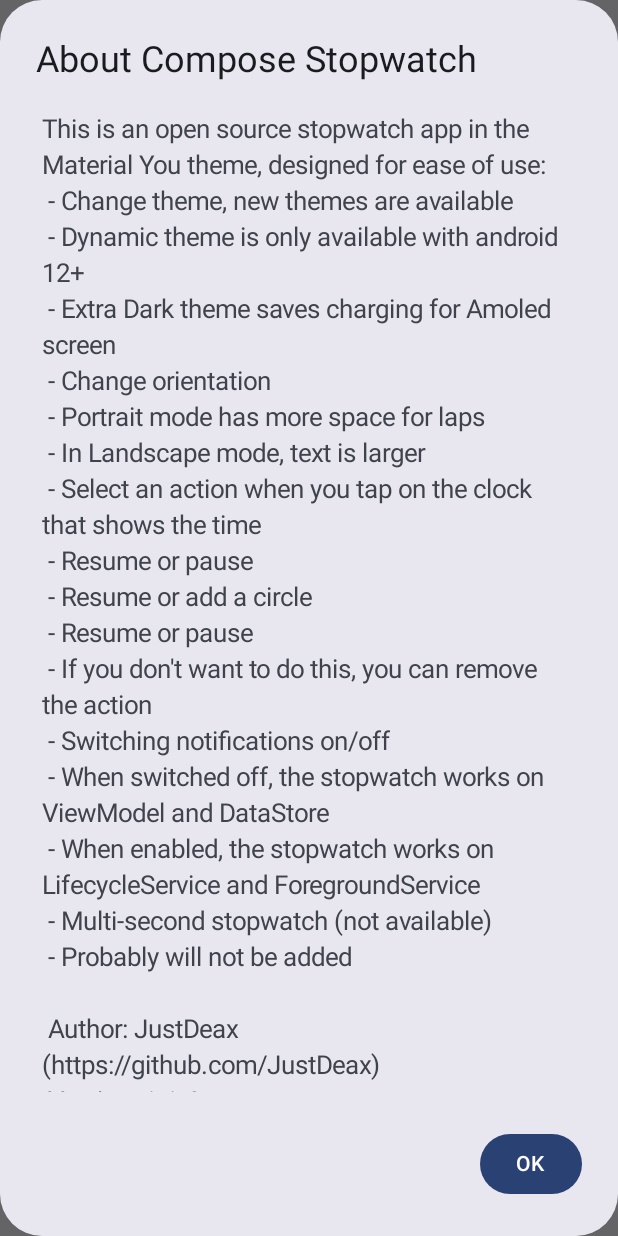
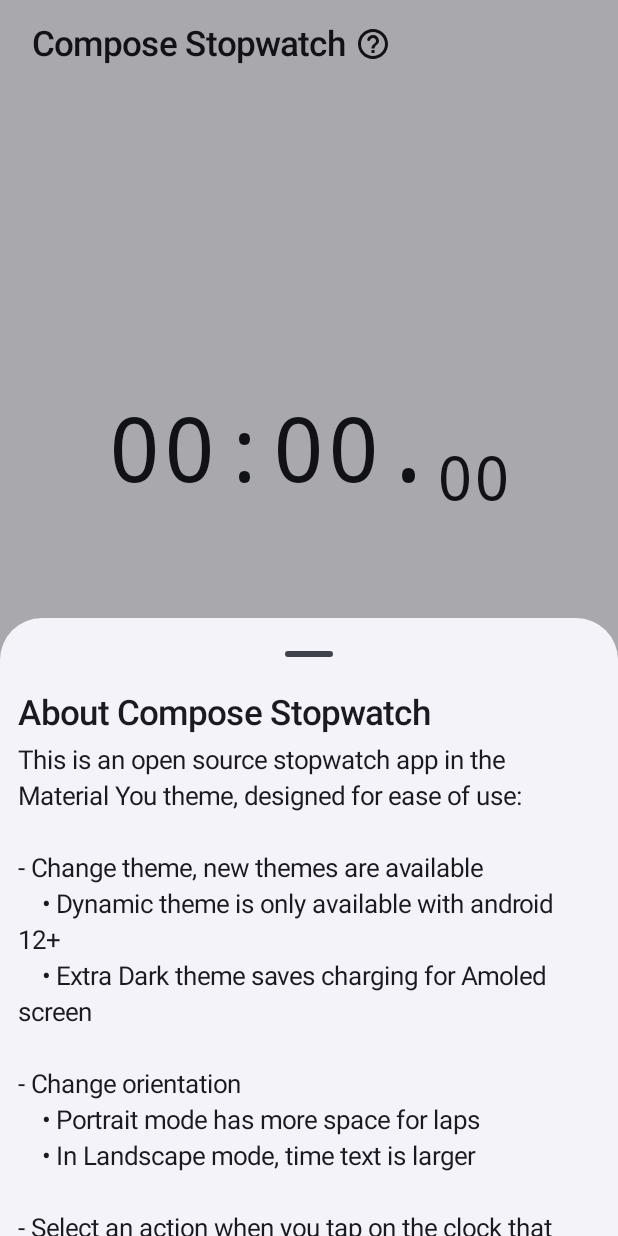
Before and after one commit to JustDeax/ComposeStopwatch, an Android app built with Jetpack Compose: the screen it shows after launch (AppActivity), after a tap on "Compose Stopwatch", on a phone screen of 412 x 824 dp. Run offline under Robolectric (Android 15) with nearby library versions, the phone set to English and light mode, and no system bars; our stand-ins replace livedata-compose.

Commit message:
1.1.6 build 3 CHANGE ABOUT APP DIALOG TO BOTTOM SHEET AND MAKE RUSSIAN STRINGS

```diff
--- a/app/src/main/java/com/justdeax/composeStopwatch/AppActivity.kt
+++ b/app/src/main/java/com/justdeax/composeStopwatch/AppActivity.kt
@@ -36,6 +36,7 @@ import androidx.compose.runtime.setValue
 import androidx.compose.ui.Alignment
 import androidx.compose.ui.Modifier
 import androidx.compose.ui.platform.LocalConfiguration
+import androidx.compose.ui.tooling.preview.Preview
 import androidx.compose.ui.unit.dp
 import androidx.lifecycle.lifecycleScope
 import com.justdeax.composeStopwatch.ui.DisplayActions
@@ -97,6 +98,19 @@ class AppActivity : ComponentActivity() {
         }
     }
 
+    @Preview
+    @Composable
+    fun PreviewStopwatchScreen() {
+        StopwatchScreen(
+            notificationEnabled = true,
+            isStarted = false,
+            isRunning = false,
+            elapsedMs = 0,
+            elapsedSec = 0,
+            laps = listOf()
+        )
+    }
+
     @Composable
     fun StopwatchScreen(
         notificationEnabled: Boolean,
@@ -143,7 +157,6 @@ class AppActivity : ComponentActivity() {
                             DisplayAppName(
                                 Modifier.padding(21.dp, 16.dp),
                                 this@AppActivity,
-                                true,
                                 !isStarted
                             )
                             Column(
@@ -159,7 +172,13 @@ class AppActivity : ComponentActivity() {
                                         .clickable(
                                             indication = null,
                                             interactionSource = remember { MutableInteractionSource() }
-                                        ) { clickOnClock(tapOnClock, isRunning, notificationEnabled) },
+                                        ) {
+                                            clickOnClock(
+                                                tapOnClock,
+                                                isRunning,
+                                                notificationEnabled
+                                            )
+                                        },
                                     true,
                                     isStarted && !isRunning,
                                     elapsedSec,
@@ -222,7 +241,6 @@ class AppActivity : ComponentActivity() {
                             DisplayAppName(
                                 Modifier.padding(21.dp, 16.dp),
                                 this@AppActivity,
-                                false,
                                 !isStarted
                             )
                             Column(
@@ -238,7 +256,13 @@ class AppActivity : ComponentActivity() {
                                         .clickable(
                                             indication = null,
                                             interactionSource = remember { MutableInteractionSource() }
-                                        ) { clickOnClock(tapOnClock, isRunning, notificationEnabled) },
+                                        ) {
+                                            clickOnClock(
+                                                tapOnClock,
+                                                isRunning,
+                                                notificationEnabled
+                                            )
+                                        },
                                     laps.isNotEmpty(),
                                     isStarted && !isRunning,
                                     elapsedSec,
--- a/app/src/main/java/com/justdeax/composeStopwatch/ui/CustomDialogs.kt
+++ b/app/src/main/java/com/justdeax/composeStopwatch/ui/CustomDialogs.kt
@@ -137,7 +137,6 @@ fun SimpleDialog(
                 modifier = Modifier
                     .fillMaxWidth()
                     .verticalScroll(scrollState)
-                    .padding(4.dp)
             ) { Text(desc) }
         },
         confirmButton = {
@@ -178,7 +177,6 @@ fun OkayDialog(
                 modifier = Modifier
                     .fillMaxWidth()
                     .verticalScroll(scrollState)
-                    .padding(4.dp)
             ) { content() }
         },
         confirmButton = {
--- a/app/src/main/java/com/justdeax/composeStopwatch/ui/StopwatchComposes.kt
+++ b/app/src/main/java/com/justdeax/composeStopwatch/ui/StopwatchComposes.kt
@@ -36,13 +36,20 @@ import androidx.compose.foundation.layout.wrapContentHeight
 import androidx.compose.foundation.layout.wrapContentWidth
 import androidx.compose.foundation.lazy.LazyColumn
 import androidx.compose.foundation.lazy.items
+import androidx.compose.foundation.rememberScrollState
+import androidx.compose.foundation.verticalScroll
+import androidx.compose.material3.Button
+import androidx.compose.material3.ExperimentalMaterial3Api
 import androidx.compose.material3.Icon
 import androidx.compose.material3.MaterialTheme
+import androidx.compose.material3.ModalBottomSheet
 import androidx.compose.material3.Text
+import androidx.compose.material3.rememberModalBottomSheetState
 import androidx.compose.runtime.Composable
 import androidx.compose.runtime.getValue
 import androidx.compose.runtime.mutableStateOf
 import androidx.compose.runtime.remember
+import androidx.compose.runtime.rememberCoroutineScope
 import androidx.compose.runtime.setValue
 import androidx.compose.ui.Alignment
 import androidx.compose.ui.Modifier
@@ -193,11 +200,11 @@ fun LapItem(indexText: String, indexColor: Color, elapsedTime: Long, deltaLap: S
     }
 }
 
+@OptIn(ExperimentalMaterial3Api::class)
 @Composable
 fun DisplayAppName(
     modifier: Modifier,
     activity: AppActivity,
-    isPortrait: Boolean,
     show: Boolean
 ) {
     val helpDraw = painterResource(R.drawable.round_help_outline_24)
@@ -227,22 +234,45 @@ fun DisplayAppName(
             )
         }
     }
+    val sheetState = rememberModalBottomSheetState()
+    val scope = rememberCoroutineScope()
     if (showAboutApp) {
-        OkayDialog(
-            title = activity.getString(R.string.about_app),
-            content = {
+        ModalBottomSheet(
+            onDismissRequest = { showAboutApp = false },
+            sheetState = sheetState,
+        ) {
+            Column(
+                Modifier
+                    .fillMaxWidth()
+                    .padding(12.dp, 2.dp)
+            ) {
+                val scrollState = rememberScrollState()
+                Column(
+                    Modifier
+                        .weight(1f)
+                        .verticalScroll(scrollState)
+                ) {
+                    Text(
+                        text = activity.getString(R.string.about_app),
+                        style = MaterialTheme.typography.titleLarge
+                    )
+                    Spacer(Modifier.height(8.dp))
                     Text(
                         text = activity.getString(R.string.about_app_desc),
                         style = MaterialTheme.typography.titleMedium
                     )
                     val annotatedString = buildAnnotatedString {
                         append(activity.getString(R.string.about_app_desc_a))
-
-                    withStyle(style = SpanStyle(color = Color.Blue, textDecoration = TextDecoration.Underline)) {
-                        append(activity.getString(R.string.about_app_desc_l))
+                        withStyle(
+                            style = SpanStyle(
+                                color = Color.Blue,
+                                textDecoration = TextDecoration.Underline
+                            )
+                        ) {
+                            append(" " + activity.getString(R.string.app_author))
                         }
-
                         append(activity.getString(R.string.about_app_desc_v))
+                        append(" " + activity.getString(R.string.app_version))
                     }
                     Text(
                         text = annotatedString,
@@ -252,11 +282,24 @@ fun DisplayAppName(
                             activity.startActivity(intent)
                         }
                     )
-            },
-            isPortrait = isPortrait,
-            confirmText = activity.getString(R.string.ok),
-            onConfirm = { showAboutApp = false }
-        )
+                }
+                Button(
+                    modifier = Modifier
+                        .fillMaxWidth()
+                        .padding(12.dp),
+                    onClick = {
+                        scope
+                            .launch { sheetState.hide() }
+                            .invokeOnCompletion {
+                                if (!sheetState.isVisible)
+                                    showAboutApp = false
+                            }
+                    }
+                ) {
+                    Text(activity.getString(R.string.ok))
+                }
+            }
+        }
     }
 }
 
@@ -463,7 +506,7 @@ fun DisplayButton(
                         painter = additionalsDrawable,
                         contentDesc = activity.getString(R.string.additional_action)
                     )
-                    Spacer(modifier = Modifier.width(170.dp))
+                    Spacer(Modifier.width(170.dp))
                     if (isRunning)
                         IconButton(
                             onClick = {
@@ -549,7 +592,7 @@ fun DisplayButtonInLandscape(
                         painter = additionalsDrawable,
                         contentDesc = activity.getString(R.string.additional_action)
                     )
-                    Spacer(modifier = Modifier.height(170.dp))
+                    Spacer(Modifier.height(170.dp))
                     if (isRunning)
                         IconButton(
                             onClick = {
--- a/app/src/main/res/values/strings.xml
+++ b/app/src/main/res/values/strings.xml
@@ -1,10 +1,11 @@
 <resources>
-    <string name="app_name">Compose Stopwatch</string>
+    <string name="app_name" translatable="false">Compose Stopwatch</string>
+    <string name="app_version" translatable="false">1.1.6</string>
+    <string name="app_author" translatable="false">JustDeax (https://github.com/JustDeax)</string>
 
     <string name="cancel">Cancel</string>
     <string name="ok">OK</string>
     <string name="apply">Apply</string>
-    <string name="grant">Grant</string>
 
     <string name="stopwatch_channel">Stopwatch notifications</string>
     <string name="stopwatch_running">Stopwatch running</string>
@@ -16,12 +17,12 @@
 
     <string name="additional_action">Additional Actions</string>
     <string name="tap_on_clock">Tap on Clock</string>
-    <string name="turn_off_notif">Turn off notification</string>
+    <string name="turn_off_notif">Turn on/off notification</string>
     <string name="theme">Theme</string>
-    <string name="multi_stopwatch">Multi stopwatch</string>
+    <string name="multi_stopwatch">Multi-stopwatch</string>
 
     <string name="change_tap_on_clock">Change tap on clock</string>
-    <string name="change_tap_on_clock_desc">Select what will happen when the tap on clock</string>
+    <string name="change_tap_on_clock_desc">Select an action when you tap on the clock that shows the time</string>
     <string-array name="tap_on_clock">
         <item name="none">None</item>
         <item name="resume_or_pause">Resume or Pause</item>
@@ -42,7 +43,7 @@
         <item name="extra_dark">Extra Dark</item>
     </string-array>
     <string-array name="theme12">
-        <item name="system">System (Dynamic colors)</item>
+        <item name="system">System (Dynamic theme)</item>
         <item name="light">Light</item>
         <item name="dark">Dark</item>
         <item name='extra_dark'>Extra Dark</item>
@@ -52,30 +53,30 @@
     <string name="multi_stopwatch_not_available_desc">The function is not available and may not be available</string>
 
     <string name="about_app">About Compose Stopwatch</string>
-    <string name="about_app_desc">
-This is an open source stopwatch app in the Material You theme, designed for ease of use:\n
-- Change theme, new themes are available\n
-    - Dynamic theme is only available with android 12+\n
-    - Extra Dark theme saves charging for Amoled screen\n
-- Change orientation\n
-    - Portrait mode has more space for laps\n
-    - In Landscape mode, text is larger\n
-- Select an action when you tap on the clock that shows the time\n
-    - Resume or pause\n
-    - Resume or add a circle\n
-    - Resume or pause\n
-    - If you don't want to do this, you can remove the action\n
-- Switching notifications on/off\n
-    - When switched off, the stopwatch works on ViewModel and DataStore\n
-    - When enabled, the stopwatch works on LifecycleService and ForegroundService\n
-- Multi-second stopwatch (not available)\n
-    - Probably will not be added\n
-\n
-Author: JustDeax (https://github.com/JustDeax)\n
-Version: 1.1.6
-    </string>
-    <string name="about_app_desc_a">Author: </string>
-    <string name="about_app_desc_l">JustDeax (https://github.com/JustDeax)</string>
-    <string name="about_app_desc_v">Version: 1.1.6</string>
+    <string name="about_app_desc">"This is an open source stopwatch app in the Material You theme, designed for ease of use:
+
+- Change theme, new themes are available
+    • Dynamic theme is only available with android 12+
+    • Extra Dark theme saves charging for Amoled screen
+
+- Change orientation
+    • Portrait mode has more space for laps
+    • In Landscape mode, time text is larger
+
+- Select an action when you tap on the clock that shows the time
+    • Resume or pause
+    • Resume or add a circle
+    • Resume or pause
+    • If you don't want to do this, you can remove the action
+
+- Switching notifications on/off
+    • When switched off, the stopwatch works on ViewModel and DataStore
+    • When enabled, the stopwatch works on LifecycleService and ForegroundService
+
+- Multi-second stopwatch (not available)
+    • Probably will not be added
+"</string>
+    <string name="about_app_desc_a">Author:</string>
+    <string name="about_app_desc_v">\nVersion:</string>
 
 </resources>
```
Also changed, not shown: 1 other file. Lines whose indentation alone changed are shown as unchanged.
